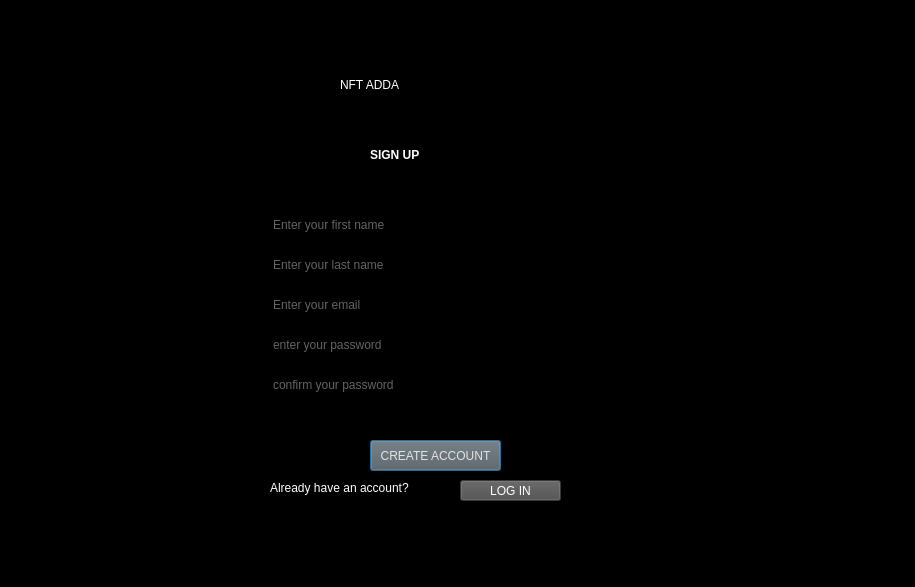
Old version of the form frontend/signup.ui in the repository SujalMatolia0/NFT-First-project.
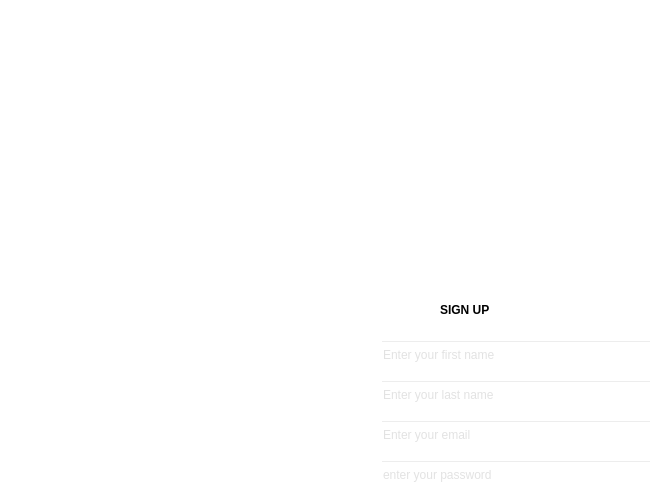
New version of the form. Icons and pictures are not drawn.

```diff
--- a/frontend/signup.ui
+++ b/frontend/signup.ui
@@ -6,41 +6,25 @@
    <rect>
     <x>0</x>
     <y>0</y>
-    <width>915</width>
-    <height>587</height>
+    <width>650</width>
+    <height>491</height>
    </rect>
   </property>
   <property name="windowTitle">
    <string>Dialog</string>
   </property>
   <property name="styleSheet">
-   <string notr="true">background-color: rgb(232, 0, 232);
+   <string notr="true"> background-color: rgb(232, 0, 232);
 background-image: url(:/images/C:/Users/NOVA BURST/Downloads/ui.png);
 background-image: url(:/images/C:/Users/NOVA BURST/Downloads/ui.png);
-background-color: rgb(0, 0, 0);</string>
+background-color: rgb(0, 0, 0);
+background: transparent;</string>
   </property>
-  <widget class="QLabel" name="label">
-   <property name="geometry">
-    <rect>
-     <x>340</x>
-     <y>60</y>
-     <width>231</width>
-     <height>51</height>
-    </rect>
-   </property>
-   <property name="styleSheet">
-    <string notr="true">font: 30pt &quot;Comic Sans MS&quot;;
-color: rgb(255, 255, 255);</string>
-   </property>
-   <property name="text">
-    <string>&lt;html&gt;&lt;head/&gt;&lt;body&gt;&lt;p&gt;NFT ADDA&lt;/p&gt;&lt;/body&gt;&lt;/html&gt;</string>
-   </property>
-  </widget>
   <widget class="QLineEdit" name="fname">
    <property name="geometry">
     <rect>
-     <x>270</x>
-     <y>210</y>
+     <x>380</x>
+     <y>340</y>
      <width>301</width>
      <height>30</height>
     </rect>
@@ -59,8 +43,8 @@
   <widget class="QLineEdit" name="conpass">
    <property name="geometry">
     <rect>
-     <x>270</x>
-     <y>370</y>
+     <x>380</x>
+     <y>500</y>
      <width>300</width>
      <height>30</height>
     </rect>
@@ -79,8 +63,8 @@
   <widget class="QLineEdit" name="email">
    <property name="geometry">
     <rect>
-     <x>270</x>
-     <y>290</y>
+     <x>380</x>
+     <y>420</y>
      <width>301</width>
      <height>30</height>
     </rect>
@@ -99,8 +83,8 @@
   <widget class="QLineEdit" name="password">
    <property name="geometry">
     <rect>
-     <x>270</x>
-     <y>330</y>
+     <x>380</x>
+     <y>460</y>
      <width>301</width>
      <height>30</height>
     </rect>
@@ -119,8 +103,8 @@
   <widget class="QLineEdit" name="lname">
    <property name="geometry">
     <rect>
-     <x>270</x>
-     <y>250</y>
+     <x>380</x>
+     <y>380</y>
      <width>301</width>
      <height>30</height>
     </rect>
@@ -139,15 +123,17 @@
   <widget class="QLabel" name="label_2">
    <property name="geometry">
     <rect>
-     <x>370</x>
-     <y>130</y>
+     <x>440</x>
+     <y>280</y>
      <width>151</width>
-     <height>51</height>
+     <height>61</height>
     </rect>
    </property>
    <property name="styleSheet">
     <string notr="true">color: rgb(255, 255, 255);
-font: 24pt &quot;Mangal&quot;;
+font: 24pt &quot;Copperplate Gothic Bold&quot;;
+color: rgb(0, 0, 0);
+font: 24pt &quot;Cooper Black&quot;;
 </string>
    </property>
    <property name="text">
@@ -157,8 +143,8 @@
   <widget class="QPushButton" name="signupbutton">
    <property name="geometry">
     <rect>
-     <x>370</x>
-     <y>440</y>
+     <x>480</x>
+     <y>570</y>
      <width>131</width>
      <height>31</height>
     </rect>
@@ -174,8 +160,8 @@
   <widget class="QLabel" name="label_3">
    <property name="geometry">
     <rect>
-     <x>270</x>
-     <y>480</y>
+     <x>380</x>
+     <y>610</y>
      <width>181</width>
      <height>16</height>
     </rect>
@@ -191,8 +177,8 @@
   <widget class="QPushButton" name="loginbutton">
    <property name="geometry">
     <rect>
-     <x>460</x>
-     <y>480</y>
+     <x>570</x>
+     <y>610</y>
      <width>101</width>
      <height>21</height>
     </rect>
```
